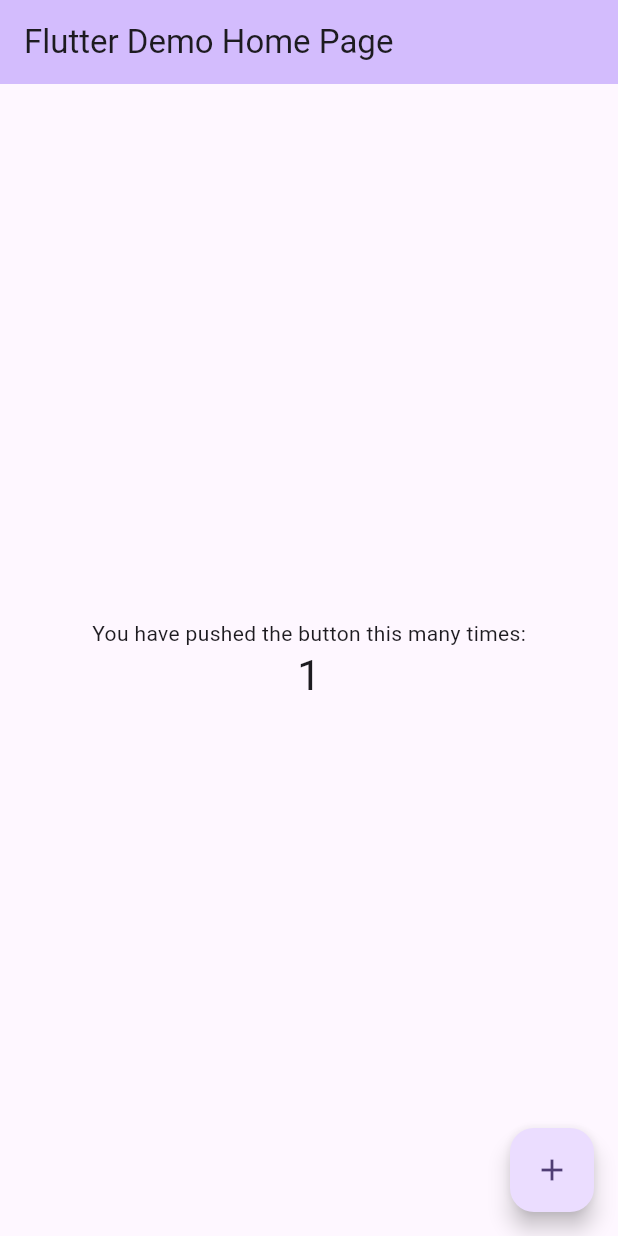
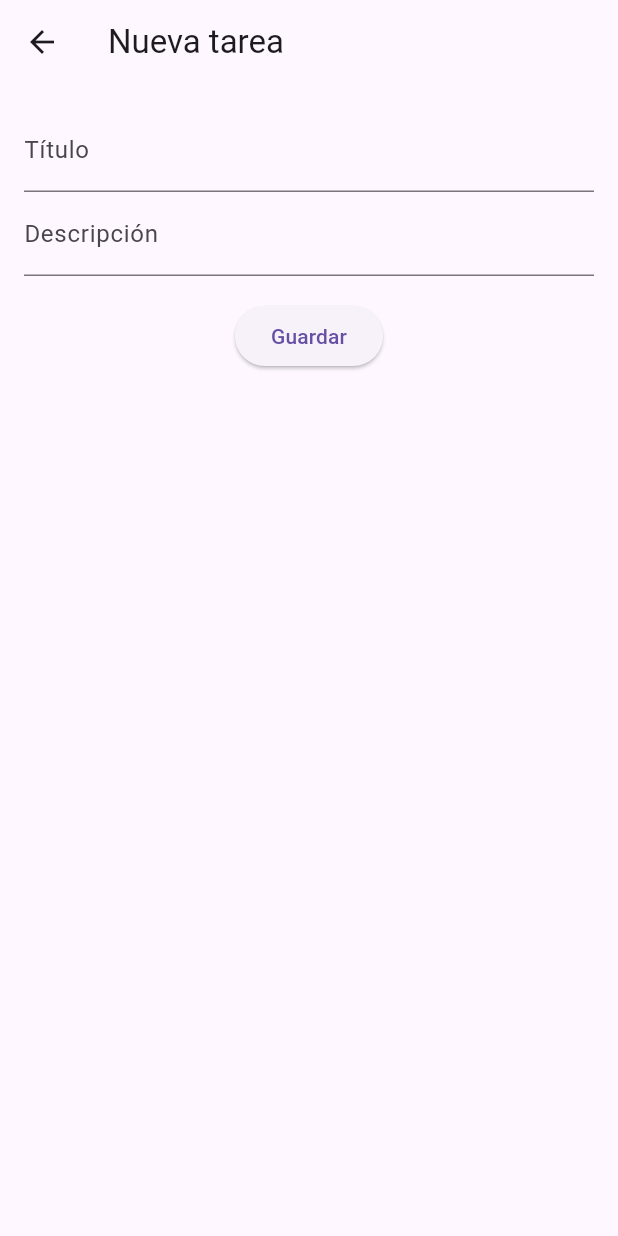
Before and after one commit to violetacf/reto_auj_mobile, a Flutter app: the screen it shows after launch, after a tap on the "add" icon, on a phone screen of 412 x 824 dp. Run offline on Flutter 3.47's test engine with Material 3 defaults, Android fonts, the phone set to English and light mode, and no system bars.

Commit message:
MVP: basic ToDo app lets you add tasks, toggles between done and undone tasks

```diff
--- a/lib/main.dart
+++ b/lib/main.dart
@@ -1,4 +1,5 @@
 import 'package:flutter/material.dart';
+import 'screens/home_screen.dart';
 
 void main() {
   runApp(const MyApp());
@@ -7,116 +8,12 @@ void main() {
 class MyApp extends StatelessWidget {
   const MyApp({super.key});
 
-  // This widget is the root of your application.
   @override
   Widget build(BuildContext context) {
     return MaterialApp(
-      title: 'Flutter Demo',
-      theme: ThemeData(
-        // This is the theme of your application.
-        //
-        // TRY THIS: Try running your application with "flutter run". You'll see
-        // the application has a purple toolbar. Then, without quitting the app,
-        // try changing the seedColor in the colorScheme below to Colors.green
-        // and then invoke "hot reload" (save your changes or press the "hot
-        // reload" button in a Flutter-supported IDE, or press "r" if you used
-        // the command line to start the app).
-        //
-        // Notice that the counter didn't reset back to zero; the application
-        // state is not lost during the reload. To reset the state, use hot
-        // restart instead.
-        //
-        // This works for code too, not just values: Most code changes can be
-        // tested with just a hot reload.
-        colorScheme: ColorScheme.fromSeed(seedColor: Colors.deepPurple),
-      ),
-      home: const MyHomePage(title: 'Flutter Demo Home Page'),
+      title: 'Reto Mobile ToDo',
+      theme: ThemeData(primarySwatch: Colors.blue),
+      home: const HomeScreen(),
     );
   }
 }
-
-class MyHomePage extends StatefulWidget {
-  const MyHomePage({super.key, required this.title});
-
-  // This widget is the home page of your application. It is stateful, meaning
-  // that it has a State object (defined below) that contains fields that affect
-  // how it looks.
-
-  // This class is the configuration for the state. It holds the values (in this
-  // case the title) provided by the parent (in this case the App widget) and
-  // used by the build method of the State. Fields in a Widget subclass are
-  // always marked "final".
-
-  final String title;
-
-  @override
-  State<MyHomePage> createState() => _MyHomePageState();
-}
-
-class _MyHomePageState extends State<MyHomePage> {
-  int _counter = 0;
-
-  void _incrementCounter() {
-    setState(() {
-      // This call to setState tells the Flutter framework that something has
-      // changed in this State, which causes it to rerun the build method below
-      // so that the display can reflect the updated values. If we changed
-      // _counter without calling setState(), then the build method would not be
-      // called again, and so nothing would appear to happen.
-      _counter++;
-    });
-  }
-
-  @override
-  Widget build(BuildContext context) {
-    // This method is rerun every time setState is called, for instance as done
-    // by the _incrementCounter method above.
-    //
-    // The Flutter framework has been optimized to make rerunning build methods
-    // fast, so that you can just rebuild anything that needs updating rather
-    // than having to individually change instances of widgets.
-    return Scaffold(
-      appBar: AppBar(
-        // TRY THIS: Try changing the color here to a specific color (to
-        // Colors.amber, perhaps?) and trigger a hot reload to see the AppBar
-        // change color while the other colors stay the same.
-        backgroundColor: Theme.of(context).colorScheme.inversePrimary,
-        // Here we take the value from the MyHomePage object that was created by
-        // the App.build method, and use it to set our appbar title.
-        title: Text(widget.title),
-      ),
-      body: Center(
-        // Center is a layout widget. It takes a single child and positions it
-        // in the middle of the parent.
-        child: Column(
-          // Column is also a layout widget. It takes a list of children and
-          // arranges them vertically. By default, it sizes itself to fit its
-          // children horizontally, and tries to be as tall as its parent.
-          //
-          // Column has various properties to control how it sizes itself and
-          // how it positions its children. Here we use mainAxisAlignment to
-          // center the children vertically; the main axis here is the vertical
-          // axis because Columns are vertical (the cross axis would be
-          // horizontal).
-          //
-          // TRY THIS: Invoke "debug painting" (choose the "Toggle Debug Paint"
-          // action in the IDE, or press "p" in the console), to see the
-          // wireframe for each widget.
-          mainAxisAlignment: MainAxisAlignment.center,
-          children: <Widget>[
-            const Text('You have pushed the button this many times:'),
-            Text(
-              '$_counter',
-              style: Theme.of(context).textTheme.headlineMedium,
-            ),
-          ],
-        ),
-      ),
-      floatingActionButton: FloatingActionButton(
-        onPressed: _incrementCounter,
-        tooltip: 'Increment',
-        child: const Icon(Icons.add),
-      ), // This trailing comma makes auto-formatting nicer for build methods.
-    );
-  }
-}
--- /dev/null
+++ b/lib/models/task.dart
@@ -0,0 +1,7 @@
+class Task {
+  String title;
+  String description;
+  bool isDone;
+
+  Task({required this.title, required this.description, this.isDone = false});
+}
--- /dev/null
+++ b/lib/screens/add_task_screen.dart
@@ -0,0 +1,55 @@
+import 'package:flutter/material.dart';
+import '../models/task.dart';
+
+class AddTaskScreen extends StatefulWidget {
+  const AddTaskScreen({super.key});
+
+  @override
+  State<AddTaskScreen> createState() => _AddTaskScreenState();
+}
+
+class _AddTaskScreenState extends State<AddTaskScreen> {
+  final _titleController = TextEditingController();
+  final _descriptionController = TextEditingController();
+
+  @override
+  void dispose() {
+    _titleController.dispose();
+    _descriptionController.dispose();
+    super.dispose();
+  }
+
+  void saveTask() {
+    final title = _titleController.text.trim();
+    final description = _descriptionController.text.trim();
+
+    if (title.isEmpty) return;
+
+    final task = Task(title: title, description: description);
+    Navigator.pop(context, task);
+  }
+
+  @override
+  Widget build(BuildContext context) {
+    return Scaffold(
+      appBar: AppBar(title: const Text('Nueva tarea')),
+      body: Padding(
+        padding: const EdgeInsets.all(16),
+        child: Column(
+          children: [
+            TextField(
+              controller: _titleController,
+              decoration: const InputDecoration(labelText: 'Título'),
+            ),
+            TextField(
+              controller: _descriptionController,
+              decoration: const InputDecoration(labelText: 'Descripción'),
+            ),
+            const SizedBox(height: 16),
+            ElevatedButton(onPressed: saveTask, child: const Text('Guardar')),
+          ],
+        ),
+      ),
+    );
+  }
+}
--- /dev/null
+++ b/lib/screens/home_screen.dart
@@ -0,0 +1,54 @@
+import 'package:flutter/material.dart';
+import '../models/task.dart';
+import '../widgets/task_tile.dart';
+import 'add_task_screen.dart';
+
+class HomeScreen extends StatefulWidget {
+  const HomeScreen({super.key});
+
+  @override
+  State<HomeScreen> createState() => _HomeScreenState();
+}
+
+class _HomeScreenState extends State<HomeScreen> {
+  final List<Task> tasks = [];
+
+  void addTask(Task task) {
+    setState(() {
+      tasks.add(task);
+    });
+  }
+
+  void toggleTask(Task task, bool? value) {
+    setState(() {
+      task.isDone = value ?? false;
+    });
+  }
+
+  @override
+  Widget build(BuildContext context) {
+    return Scaffold(
+      appBar: AppBar(title: const Text('ToDo App')),
+      body: ListView.builder(
+        itemCount: tasks.length,
+        itemBuilder: (context, index) {
+          final task = tasks[index];
+          return TaskTile(
+            task: task,
+            onChanged: (value) => toggleTask(task, value),
+          );
+        },
+      ),
+      floatingActionButton: FloatingActionButton(
+        onPressed: () async {
+          final newTask = await Navigator.push<Task>(
+            context,
+            MaterialPageRoute(builder: (_) => const AddTaskScreen()),
+          );
+          if (newTask != null) addTask(newTask);
+        },
+        child: const Icon(Icons.add),
+      ),
+    );
+  }
+}
```
Also changed, not shown: lib/widgets/task_tile.dart (added, +18 -0 lines).
